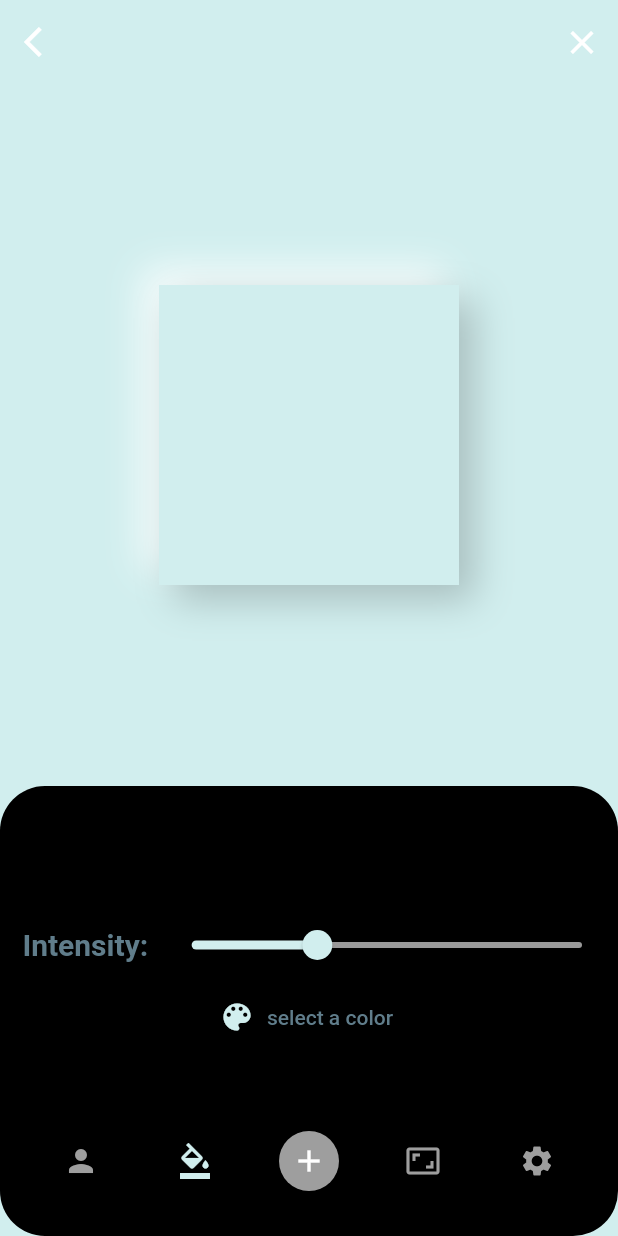
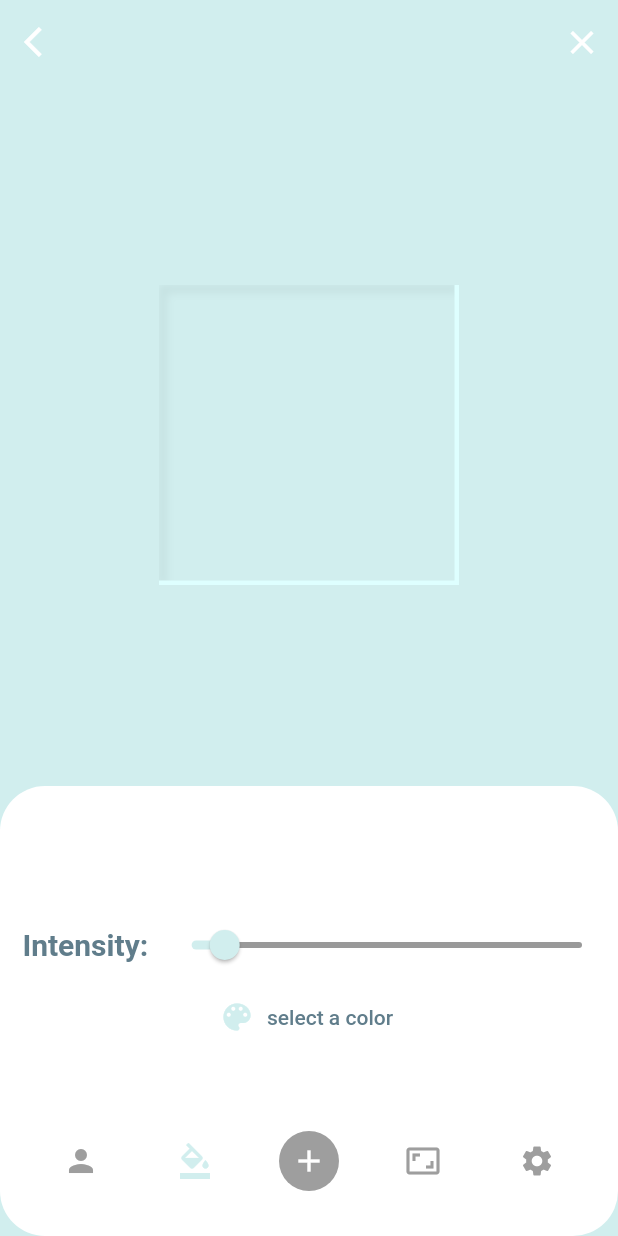
Before and after one commit to Tomison-E/neuomorphic_container, a Flutter app: the screen it shows after launch, item 2 of the bottom bar chosen, on a phone screen of 412 x 824 dp. Run offline on Flutter 3.47's test engine with Material 2 defaults, Android fonts, the phone set to English and light mode, and no system bars; our stand-ins replace flutter_colorpicker.

Commit message:
version 2.0.1 updating the library

```diff
--- a/lib/neuomorphic_container.dart
+++ b/lib/neuomorphic_container.dart
@@ -92,13 +92,13 @@ class NeuomorphicContainer extends StatelessWidget {
           boxShadow: [
             BoxShadow(
                 color: Color.fromRGBO(
-                    color.red > 221
+                    color.red + (intensity * color.red) > 225
                         ? 255
                         : color.red + (intensity * color.red).round(),
-                    color.green > 221
+                    color.green + (intensity * color.green) > 225
                         ? 255
                         : color.green + (intensity * color.green).round(),
-                    color.blue > 221
+                    color.blue + (intensity * color.blue) > 225
                         ? 255
                         : color.blue + (intensity * color.blue).round(),
                     1.0),
@@ -136,20 +136,20 @@ class NeuomorphicContainer extends StatelessWidget {
           boxShadow: [
             BoxShadow(
                 color: Color.fromRGBO(
-                    color.red > 221
+                    color.red + (intensity * color.red) > 225
                         ? 255
                         : color.red + (intensity * color.red).round(),
-                    color.green > 221
+                    color.green + (intensity * color.green) > 225
                         ? 255
                         : color.green + (intensity * color.green).round(),
-                    color.blue > 221
+                    color.blue + (intensity * color.blue) > 225
                         ? 255
                         : color.blue + (intensity * color.blue).round(),
                     1.0),
                 offset: Offset(-offset.dx, -offset.dy),
                 blurRadius: blur),
             BoxShadow(
-                color: Color.fromRGBO(
+                color:  Color.fromRGBO(
                     color.red - (intensity * color.red).round(),
                     color.green - (intensity * color.green).round(),
                    color.blue - (intensity * color.blue).round(),
@@ -195,20 +195,20 @@ class NeuomorphicContainer extends StatelessWidget {
           boxShadow: [
             BoxShadow(
                 color: Color.fromRGBO(
-                    color.red > 221
+                    color.red + (intensity * color.red) > 225
                         ? 255
                         : color.red + (intensity * color.red).round(),
-                    color.green > 221
+                    color.green + (intensity * color.green) > 225
                         ? 255
                         : color.green + (intensity * color.green).round(),
-                    color.blue > 221
+                    color.blue + (intensity * color.blue) > 225
                         ? 255
                         : color.blue + (intensity * color.blue).round(),
                     1.0),
                 offset: Offset(-offset.dx, -offset.dy),
                 blurRadius: blur),
             BoxShadow(
-                color: Color.fromRGBO(
+                color:  Color.fromRGBO(
                     color.red - (intensity * color.red).round(),
                     color.green - (intensity * color.green).round(),
                     color.blue - (intensity * color.blue).round(),
@@ -240,17 +240,19 @@ class NeuomorphicContainer extends StatelessWidget {
 
   Widget _pressed() {
     return InnerShadow(
-        colorA: Color.fromRGBO(
+        colorA:  Color.fromRGBO(
             color.red - (intensity * color.red).round(),
             color.green - (intensity * color.green).round(),
             color.blue - (intensity * color.blue).round(),
             1.0),
         colorB: Color.fromRGBO(
-            color.red > 221 ? 255 : color.red + (intensity * color.red).round(),
-            color.green > 221
+            color.red + (intensity * color.red) > 225
+                ? 255
+                : color.red + (intensity * color.red).round(),
+            color.green + (intensity * color.green) > 225
                 ? 255
                 : color.green + (intensity * color.green).round(),
-            color.blue > 221
+            color.blue + (intensity * color.blue) > 225
                 ? 255
                 : color.blue + (intensity * color.blue).round(),
             1.0),
--- a/neuomorphism/lib/demo.dart
+++ b/neuomorphism/lib/demo.dart
@@ -38,13 +38,13 @@ class _Demo extends State<Demo> with SingleTickerProviderStateMixin {
   @override
   void initState() {
     color = Color.fromRGBO(209, 238, 238, 1.0);
-    intensity = 0.2;
-    distance = 10;
+    intensity = 0.06;
+    distance = 5.0;
     radius = 0.0;
     height = 200.0;
     width = 200.0;
-    blur = 20.0;
-    style = NeuomorphicStyle.Flat;
+    blur = 3.0;
+    style = NeuomorphicStyle.Pressed;
     _tabController = TabController(vsync: this, length: 5, initialIndex: 2);
     navColors = [Colors.grey, Colors.grey, color, Colors.grey, Colors.grey];
     super.initState();
@@ -316,7 +316,7 @@ class _Demo extends State<Demo> with SingleTickerProviderStateMixin {
       RaisedButton(color: color == CupertinoColors.white ? Colors.red : color,
         focusColor: color,
         child: Text("Pressed"),
-        onPressed: ()=> style = NeuomorphicStyle.Pressed),
+        onPressed: ()=> setState(() =>style = NeuomorphicStyle.Pressed)),
       RaisedButton(color: color == CupertinoColors.white ? Colors.red : color,
         focusColor: color,
         child: Text("Convex"),
@@ -327,30 +327,26 @@ class _Demo extends State<Demo> with SingleTickerProviderStateMixin {
 
   @override
   Widget build(BuildContext context) {
-    return new Container(
-        decoration: new BoxDecoration(
-          color: color,
-        ),
-        child:
-        new Scaffold(
-            backgroundColor: Colors.transparent,
+    return  Scaffold(
       appBar: new AppBar(
         backgroundColor: Colors.transparent,
         elevation: 0.0,
         centerTitle: true,
         leading: new IconButton(
           icon: new Icon(Icons.arrow_back_ios),
-                onPressed: () {
-                },
+          onPressed: () {},
         ),
         actions: <Widget>[
           new IconButton(
-                  icon: new Icon(Icons.close, size: 26.0,),
+            icon: new Icon(
+              Icons.close,
+              size: 26.0,
+            ),
             onPressed: () {},
           ),
         ],
       ),
-            body:  Column(
+      body:Column(
                 children: [
                   Expanded(child: Center(child: NeuomorphicContainer(
                     height: height,
@@ -365,9 +361,8 @@ class _Demo extends State<Demo> with SingleTickerProviderStateMixin {
                 Container(
                       decoration: BoxDecoration(
                           borderRadius: BorderRadius.circular(30.0),
-                          color: CupertinoColors.black),
+                          color: CupertinoColors.white),
                       height: 300.0,
-                      alignment: Alignment.center,
                       child: Column(
                           children: [
                             SizedBox(height: 30.0),
@@ -382,8 +377,7 @@ class _Demo extends State<Demo> with SingleTickerProviderStateMixin {
                                 widgetE(),
                               ],
                             ), height: 200.0),
-                            Expanded(child: Align(
-                                alignment: Alignment.bottomCenter, child:
+                            Expanded(child:
                             Padding(padding: EdgeInsets.only(
                                 bottom: 30.0, left: 30.0, right: 30.0),
                                 child: Row(
@@ -458,13 +452,12 @@ class _Demo extends State<Demo> with SingleTickerProviderStateMixin {
                                   ],
                                   mainAxisAlignment: MainAxisAlignment
                                       .spaceBetween,
-                                ))))
+                                )))
                           ])
                   )
                 ]
-            )
+            ),backgroundColor: color,
 
-        )
     );
   }
 
```
Also changed, not shown: 2 other files. Lines whose indentation alone changed are shown as unchanged.
